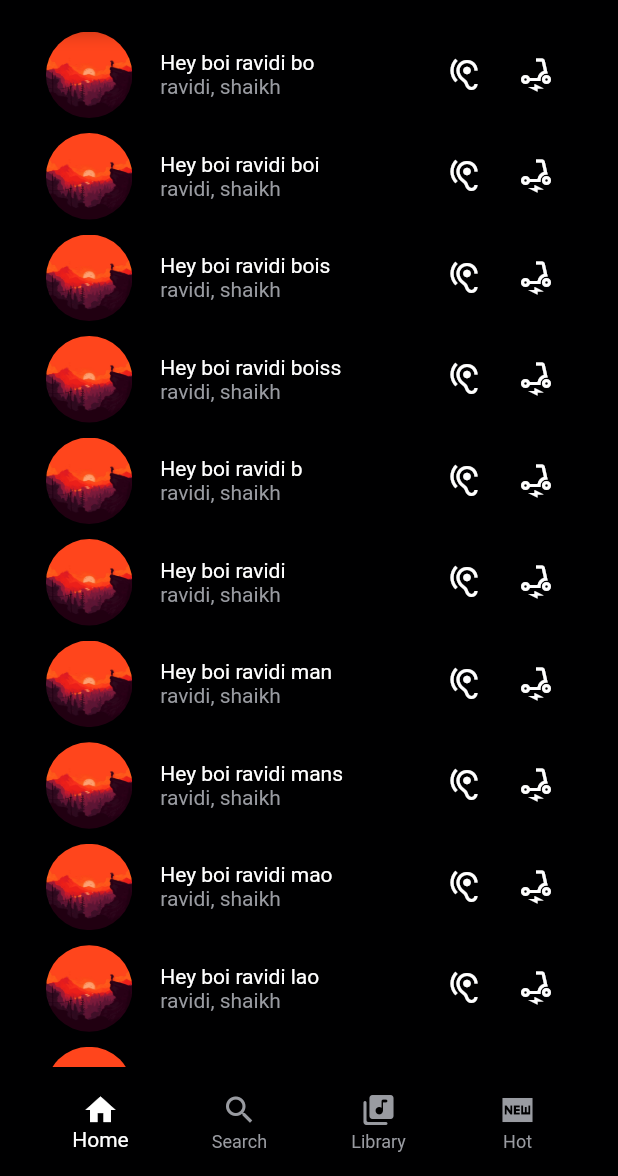
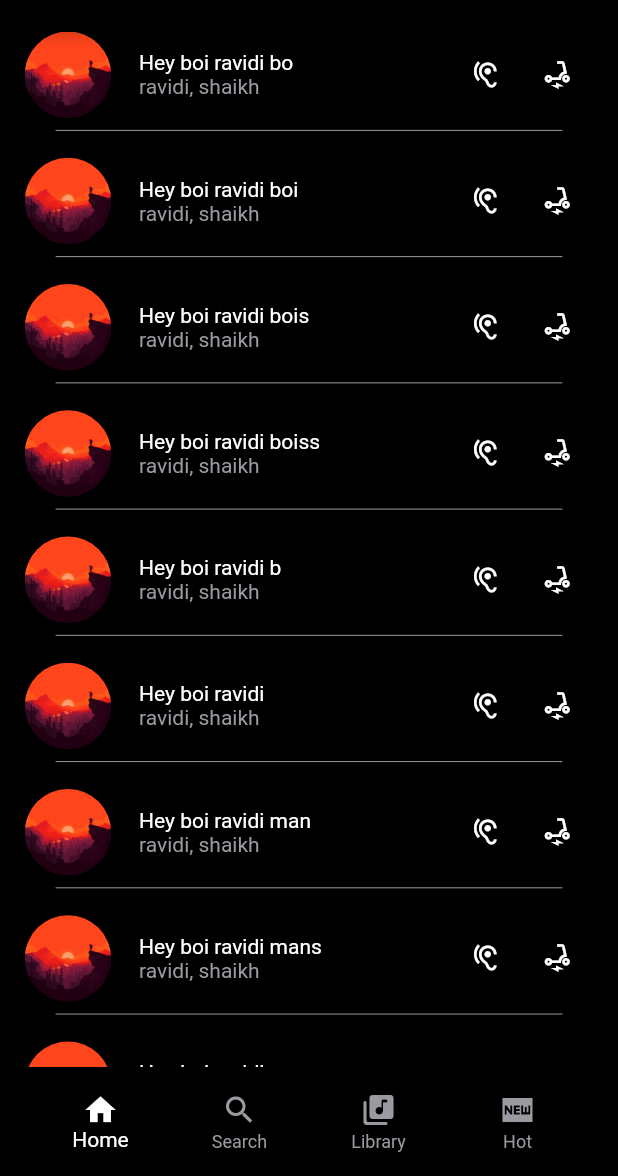
Before and after one commit to Literal-Eval/reed, a Flutter app: the screen it shows after launch, on a phone screen of 412 x 824 dp, the part 60-1236 px from its top. Run offline on Flutter 3.47's test engine with Material 2 defaults, Android fonts, the phone set to English and light mode, and no system bars; our stand-ins replace flutter_riverpod, just_audio, lottie; missing offline and left inert: audio_session, just_audio_web.

Commit message:
add divider on song list tile

```diff
--- a/lib/screens/home_page.dart
+++ b/lib/screens/home_page.dart
@@ -41,7 +41,7 @@ class _HomePageState extends ConsumerState<HomePage> {
         children: [
           Padding(
             padding:
-                EdgeInsets.symmetric(horizontal: SizeConfig.widthPercent * 5),
+                EdgeInsets.symmetric(horizontal: SizeConfig.widthPercent * 4),
             // child: const SongInfoPage(songData: {}),
             child: const SongListPage(),
           ),
--- a/lib/screens/song_list_page.dart
+++ b/lib/screens/song_list_page.dart
@@ -1,6 +1,8 @@
 import 'package:flutter/material.dart';
+import 'package:reed/constants/colors.dart';
 import 'package:reed/models/song.dart';
 import 'package:reed/screens/song_info_page.dart';
+import 'package:reed/utils/size_config.dart';
 import 'package:reed/widgets/song_tile.dart';
 
 class SongListPage extends StatefulWidget {
@@ -86,8 +88,7 @@ class _SongListPageState extends State<SongListPage> {
         itemCount: songList.length,
         itemBuilder: (context, index) {
           return Padding(
-            padding:
-                const EdgeInsets.symmetric(horizontal: 10.0, vertical: 5.0),
+            padding: const EdgeInsets.symmetric(vertical: 5.0),
             child: GestureDetector(
               onTap: () {
                 Navigator.push(
@@ -99,11 +100,21 @@ class _SongListPageState extends State<SongListPage> {
                   ),
                 );
               },
-              child: SongTile(
-                songName: songList[index].name,
-                artists: songList[index].artists,
-                imagePath: 'assets/images/dummy_image.jpeg',
-                isLiked: false,
+              child: Column(
+                children: [
+                  SongTile(
+                    songName: songList[index].name,
+                    artists: songList[index].artists,
+                    imagePath: 'assets/images/dummy_image.jpeg',
+                    isLiked: false,
+                  ),
+                  Divider(
+                    color: kInactiveIconColor,
+                    indent: SizeConfig.widthPercent * 5,
+                    endIndent: SizeConfig.widthPercent * 5,
+                    height: SizeConfig.heightPercent * 2,
+                  ),
+                ],
               ),
             ),
           );
--- a/lib/widgets/song_tile.dart
+++ b/lib/widgets/song_tile.dart
@@ -21,11 +21,13 @@ class SongTile extends StatelessWidget {
     return SizedBox(
       width: double.infinity,
       child: Row(
+        // mainAxisAlignment: MainAxisAlignment.end,
         children: [
           Hero(
             tag: songName,
             child: CircleAvatar(
-              backgroundImage: const AssetImage('assets/images/dummy_image.jpeg'),
+              backgroundImage:
+                  const AssetImage('assets/images/dummy_image.jpeg'),
               radius: SizeConfig.widthPercent * 7,
             ),
           ),
@@ -56,12 +58,17 @@ class SongTile extends StatelessWidget {
               isLiked ? Icons.health_and_safety_rounded : Icons.hearing,
             ),
             onPressed: () {},
+            padding: const EdgeInsets.all(0.0),
+            iconSize: 20,
+            splashColor: Colors.red,
           ),
           IconButton(
             onPressed: () {},
             icon: const Icon(
               Icons.electric_scooter,
             ),
+            padding: const EdgeInsets.all(0.0),
+            iconSize: 20,
           )
         ],
       ),
```
